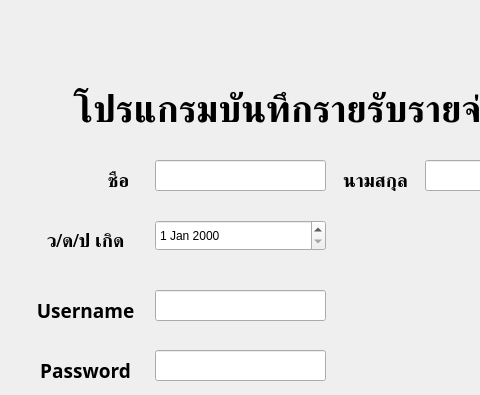
Above: registerwindow.ui from Tent-Dev/Python_Daily_Accounting before the change; both pictures show x 105 to 585 and y 0 to 395 of the 800 by 600 pixel window. Below: the same form after it.
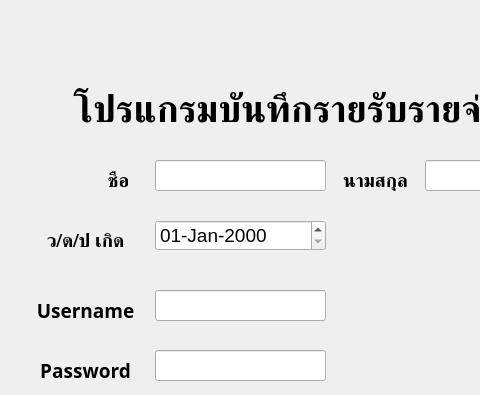
That is the form after the change.

The edit to the form file:
```diff
--- a/registerwindow.ui
+++ b/registerwindow.ui
@@ -73,6 +73,14 @@
       <height>31</height>
      </rect>
     </property>
+    <property name="font">
+     <font>
+      <pointsize>14</pointsize>
+     </font>
+    </property>
+    <property name="displayFormat">
+     <string>dd-MMM-yyyy</string>
+    </property>
    </widget>
    <widget class="QLabel" name="label">
     <property name="geometry">
```
Left out of the diff: 31 changed lines with no effect on the pictures.
